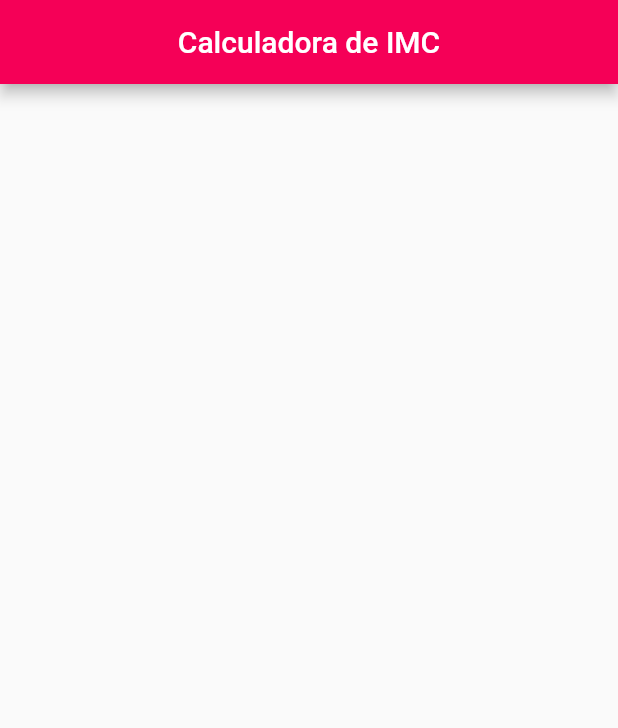
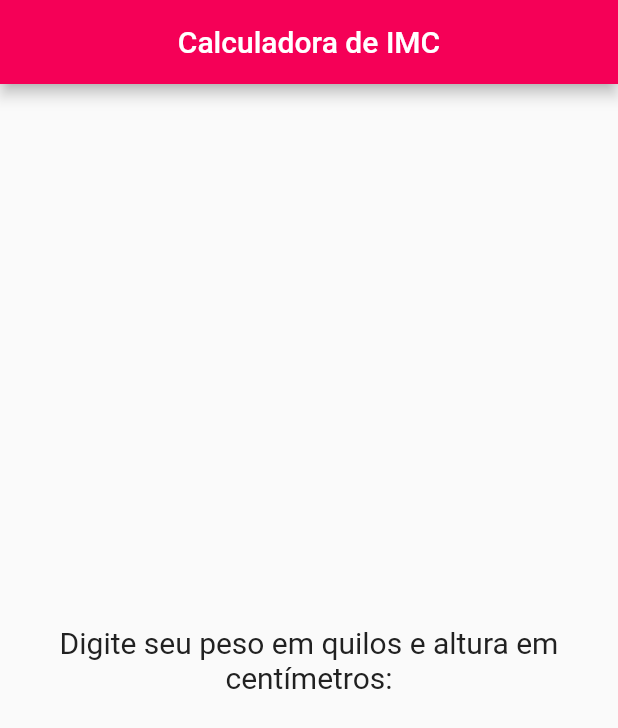
Before and after one commit to 2504Guimaraes/Desenvolvimento-Mobile-IMC, a Flutter app: the screen it shows after launch, on a phone screen of 412 x 824 dp. Shown: the top 728 px of the screen. Run offline on Flutter 3.47's test engine with Material 2 defaults, Android fonts, the phone set to English and light mode, and no system bars.

Commit message:
primeira config. de container a ser renderizado

```diff
--- a/lib/main.dart
+++ b/lib/main.dart
@@ -1,5 +1,3 @@
-import 'dart:ffi';
-
 import 'package:flutter/material.dart';
 
 void main() {
@@ -36,12 +34,12 @@ class CalculadoraBody extends StatefulWidget {
 }
 
 class _LogicaCalculadora extends State<CalculadoraBody> {
-  // Peso e Altura digitada:
+  // Peso e Altura digitada pela pessoa:
   TextEditingController _alturaDigitada = TextEditingController();
   TextEditingController _pesoDigitado = TextEditingController();
 
-  // Resultado apresentado:
-  var msg_resultadoIMC = '';
+  // Resultado apresentado no final:
+  var msgResultadoIMC = '';
 
   // Métodos para cálculo e classificação do IMC do indivíduo:
 
@@ -72,9 +70,55 @@ class _LogicaCalculadora extends State<CalculadoraBody> {
     }
   }
 
+  void calcularIMC() {
+    double valorPeso = double.tryParse(_pesoDigitado.text);
+    double valorAltura = double.tryParse(_alturaDigitada.text);
+
+    if (valorPeso != null && valorAltura != null) {
+      double imcGerado = calculoIMC(valorPeso, valorAltura);
+      String resultadoIMC = classificacaoIMC(imcGerado);
+
+      setState(() {
+        msgResultadoIMC = "Classificação do seu IMC: $resultadoIMC";
+      });
+    } else {
+      setState(() {
+        msgResultadoIMC = "Valores do peso ou altura vazios.";
+      });
+    }
+  }
+
+  void esvaziarValoresDigitados() {
+    setState(() {
+      _pesoDigitado.text = " ";
+      _alturaDigitada.text = " ";
+    });
+  }
+
   // Método p/ criação do meu Container:
   @override
   Widget build(BuildContext context) {
-    return Container();
+    return Container(
+      padding: new EdgeInsets.all(20),
+      child: Column(
+        mainAxisAlignment: MainAxisAlignment.center,
+        mainAxisSize: MainAxisSize.max,
+        crossAxisAlignment: CrossAxisAlignment.stretch,
+        children: [
+
+          Padding(
+            padding: const EdgeInsets.all(8),
+            child: Text(
+              'Digite seu peso em quilos e altura em centímetros:',
+              style: TextStyle(
+                fontSize: 20,
+                color: Colors.grey[900]
+              ),
+              textAlign: TextAlign.center,
+            ),
+          ),
+
+        ]),
+    );
   }
 }
```
